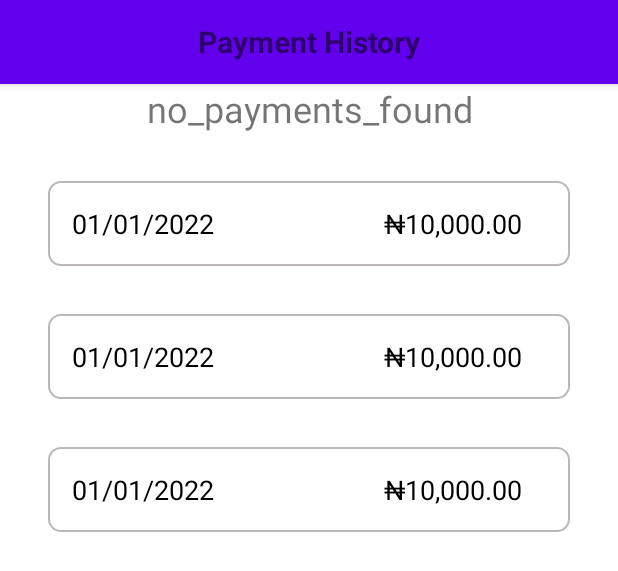
After one commit to Tzehong112002/MobileAssFundraisingApp, an Android app: the layout payment_history.xml on its own in the app's theme, with its tools: preview values and no code run, on a phone screen of 412 x 824 dp. The commit adds this screen. Shown: the top 571 px of the screen. Run offline under Robolectric (Android 15) with nearby library versions, the phone set to English and light mode, and no system bars.

Commit message:
Payment history

```diff
--- a/app/src/main/java/com/example/mobileassfundraisingapp/EventDetailsUser.java
+++ b/app/src/main/java/com/example/mobileassfundraisingapp/EventDetailsUser.java
@@ -50,7 +50,9 @@ public class EventDetailsUser extends Fragment {
         donateButton.setOnClickListener(new View.OnClickListener() {
             @Override
             public void onClick(View v) {
+                String username = getActivity().getIntent().getStringExtra("username");
                 Intent intent = new Intent(getActivity(), PaymentActivity.class);
+                intent.putExtra("username", username);
                 startActivity(intent);
             }
         });
--- a/app/src/main/java/com/example/mobileassfundraisingapp/LoginActivity.java
+++ b/app/src/main/java/com/example/mobileassfundraisingapp/LoginActivity.java
@@ -2,6 +2,8 @@ package com.example.mobileassfundraisingapp;
 
 import androidx.annotation.NonNull;
 import androidx.appcompat.app.AppCompatActivity;
+
+import android.app.Activity;
 import android.content.Intent;
 import android.os.Bundle;
 import android.view.View;
@@ -33,9 +35,12 @@ public class LoginActivity extends AppCompatActivity {
             @Override
             public void onClick(View view) {
                 if (!validateUsername() | !validatePassword()) {
+                    Intent intent = new Intent(LoginActivity.this, PaymentActivity.class);
+                    intent.putExtra("username", loginUsername.getText().toString());
                 } else {
                     checkUser();
                 }
+
             }
         });
         signupRedirectText.setOnClickListener(new View.OnClickListener() {
@@ -123,4 +128,5 @@ public class LoginActivity extends AppCompatActivity {
         });
     }
 
+
 }
--- /dev/null
+++ b/app/src/main/res/drawable/ic_check.xml
@@ -0,0 +1,11 @@
+<vector xmlns:android="http://schemas.android.com/apk/res/android"
+    android:width="24dp"
+    android:height="24dp"
+    android:viewportWidth="24"
+    android:viewportHeight="24">
+
+    <path
+        android:fillColor="@color/black"
+        android:pathData="M9,16.2L4.8,12l-1.4,1.4L9,19 21,7l-1.4,-1.4L9,16.2z"/>
+
+</vector>
--- /dev/null
+++ b/app/src/main/res/drawable/rounded_corner_background.xml
@@ -0,0 +1,12 @@
+<shape xmlns:android="http://schemas.android.com/apk/res/android"
+    android:shape="rectangle">
+
+    <corners android:radius="8dp" />
+
+    <solid android:color="@color/white" />
+
+    <stroke
+        android:width="1dp"
+        android:color="@color/underline" />
+
+</shape>
--- /dev/null
+++ b/app/src/main/res/layout/item_payment_history.xml
@@ -0,0 +1,45 @@
+<?xml version="1.0" encoding="utf-8"?>
+<LinearLayout xmlns:android="http://schemas.android.com/apk/res/android"
+    xmlns:tools="http://schemas.android.com/tools"
+    android:layout_width="match_parent"
+    android:layout_height="wrap_content"
+    android:layout_margin="16dp"
+    android:background="@drawable/rounded_corner_background"
+    android:gravity="center_vertical"
+    android:orientation="horizontal"
+    android:padding="16dp">
+
+    <TextView
+        android:id="@+id/text_view_payment_date"
+        android:layout_width="wrap_content"
+        android:layout_height="wrap_content"
+        android:text="dd/MM/yyyy"
+        android:textColor="@color/black"
+        android:textSize="18sp"
+        tools:text="01/01/2022"/>
+
+    <View
+        android:layout_width="0dp"
+        android:layout_height="0dp"
+        android:layout_weight="1"/>
+
+    <TextView
+        android:id="@+id/text_view_payment_amount"
+        android:layout_width="wrap_content"
+        android:layout_height="wrap_content"
+        android:layout_marginStart="16dp"
+        android:layout_marginEnd="16dp"
+        android:text="₦0.00"
+        android:textColor="@color/black"
+        android:textSize="18sp"
+        tools:text="₦10,000.00"/>
+
+    <ImageView
+        android:id="@+id/image_view_payment_status"
+        android:layout_width="wrap_content"
+        android:layout_height="wrap_content"
+        android:contentDescription="Payment Status"
+        android:src="@drawable/ic_check"
+        tools:visibility="gone"/>
+
+</LinearLayout>
--- /dev/null
+++ b/app/src/main/res/layout/payment_history.xml
@@ -0,0 +1,55 @@
+<?xml version="1.0" encoding="utf-8"?>
+<FrameLayout xmlns:android="http://schemas.android.com/apk/res/android"
+    xmlns:app="http://schemas.android.com/apk/res-auto"
+    xmlns:tools="http://schemas.android.com/tools"
+    android:layout_width="match_parent"
+    android:layout_height="match_parent">
+
+    <LinearLayout
+        android:layout_width="match_parent"
+        android:layout_height="wrap_content"
+        android:orientation="vertical">
+
+        <androidx.appcompat.widget.Toolbar
+            android:id="@+id/toolbar_payment_history"
+            android:layout_width="match_parent"
+            android:layout_height="?attr/actionBarSize"
+            android:background="@color/purple_500"
+            android:elevation="4dp"
+            android:theme="@style/ThemeOverlay.AppCompat.ActionBar"
+            app:popupTheme="@style/ThemeOverlay.AppCompat.Light">
+
+            <!-- Add a TextView inside the Toolbar with the text "Payment History" -->
+            <TextView
+                android:layout_width="wrap_content"
+                android:layout_height="wrap_content"
+                android:text="Payment History"
+                android:textSize="20sp"
+                android:textStyle="bold"
+                android:layout_gravity="center" />
+
+        </androidx.appcompat.widget.Toolbar>
+
+
+        <TextView
+            android:id="@+id/text_view_no_payments"
+            android:layout_width="match_parent"
+            android:layout_height="wrap_content"
+            android:layout_gravity="center"
+            android:gravity="center"
+            android:text="no_payments_found"
+            android:textSize="24sp"
+            android:visibility="gone"
+            tools:visibility="visible" />
+
+        <androidx.recyclerview.widget.RecyclerView
+            android:id="@+id/recycler_view_payment_history"
+            android:layout_width="match_parent"
+            android:layout_height="match_parent"
+            android:layout_margin="16dp"
+            android:visibility="visible"
+            tools:listitem="@layout/item_payment_history" />
+
+    </LinearLayout>
+
+</FrameLayout>
```
Also changed, not shown: app/src/main/java/com/example/mobileassfundraisingapp/MainActivity.java (+44 -20 lines), app/src/main/java/com/example/mobileassfundraisingapp/PaymentActivity.kt (+4 -3 lines), app/src/main/java/com/example/mobileassfundraisingapp/PaymentHistoryActivity.kt (added, +86 -0 lines), app/src/main/java/com/example/mobileassfundraisingapp/SignupActivity.java (+11 -4 lines), app/src/main/java/com/example/mobileassfundraisingapp/admin/PaymentAdapter.kt (added, +40 -0 lines), app/src/main/java/com/example/mobileassfundraisingapp/admin/PaymentDataClass.kt (added, +35 -0 lines), app/src/main/res/values/strings.xml (line endings or trailing spaces).
